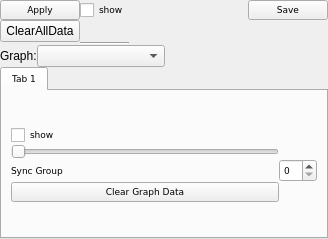
First picture: the form in trace_server/settingsgantt.ui, repository mojmir-svoboda/DbgToolkit, before the edit.
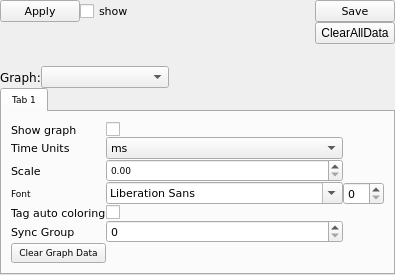
Second picture: the form after the edit.

Commit message: + gantt cfg

```diff
--- a/trace_server/settingsgantt.ui
+++ b/trace_server/settingsgantt.ui
@@ -6,8 +6,8 @@
    <rect>
     <x>0</x>
     <y>0</y>
-    <width>328</width>
-    <height>239</height>
+    <width>357</width>
+    <height>275</height>
    </rect>
   </property>
   <property name="floating">
@@ -30,79 +30,6 @@
     <property name="spacing">
      <number>0</number>
     </property>
-    <item row="0" column="1">
-     <layout class="QGridLayout" name="gL">
-      <item row="0" column="1">
-       <widget class="QCheckBox" name="viewShowCheckBox">
-        <property name="font">
-         <font>
-          <family>Verdana</family>
-          <pointsize>7</pointsize>
-         </font>
-        </property>
-        <property name="text">
-         <string>show</string>
-        </property>
-       </widget>
-      </item>
-      <item row="0" column="0">
-       <widget class="QPushButton" name="applyButton">
-        <property name="font">
-         <font>
-          <family>Verdana</family>
-          <pointsize>7</pointsize>
-         </font>
-        </property>
-        <property name="text">
-         <string>Apply</string>
-        </property>
-       </widget>
-      </item>
-      <item row="0" column="3">
-       <widget class="QPushButton" name="saveButton">
-        <property name="font">
-         <font>
-          <family>Verdana</family>
-          <pointsize>7</pointsize>
-         </font>
-        </property>
-        <property name="toolTip">
-         <string>&lt;html&gt;&lt;head/&gt;&lt;body&gt;&lt;p&gt;Saves ONLY settings of THIS gantt. Does not save widget screen position, this information is stored in Preset.&lt;/p&gt;&lt;/body&gt;&lt;/html&gt;</string>
-        </property>
-        <property name="text">
-         <string>Save</string>
-        </property>
-       </widget>
-      </item>
-      <item row="0" column="2">
-       <spacer name="hS">
-        <property name="orientation">
-         <enum>Qt::Horizontal</enum>
-        </property>
-        <property name="sizeHint" stdset="0">
-         <size>
-          <width>40</width>
-          <height>20</height>
-         </size>
-        </property>
-       </spacer>
-      </item>
-      <item row="2" column="1">
-       <widget class="Line" name="line">
-        <property name="orientation">
-         <enum>Qt::Horizontal</enum>
-        </property>
-       </widget>
-      </item>
-      <item row="1" column="0">
-       <widget class="QPushButton" name="clearAllButton">
-        <property name="text">
-         <string>ClearAllData</string>
-        </property>
-       </widget>
-      </item>
-     </layout>
-    </item>
     <item row="4" column="1">
      <widget class="QTabWidget" name="tabWidget">
       <property name="font">
@@ -124,22 +51,29 @@
           <property name="spacing">
            <number>0</number>
           </property>
-          <item row="5" column="1">
-           <widget class="QSpinBox" name="syncGroupCheckBox">
+          <item row="11" column="0">
+           <widget class="QPushButton" name="clearGanttViewDataButton">
+            <property name="text">
+             <string>Clear Graph Data</string>
+            </property>
+           </widget>
+          </item>
+          <item row="10" column="1">
+           <widget class="QSpinBox" name="syncGroupSpinBox">
             <property name="font">
              <font>
               <family>Verdana</family>
-              <pointsize>7</pointsize>
+              <pointsize>8</pointsize>
              </font>
             </property>
            </widget>
           </item>
-          <item row="5" column="0">
+          <item row="10" column="0">
            <widget class="QLabel" name="label_2">
             <property name="font">
              <font>
               <family>Verdana</family>
-              <pointsize>7</pointsize>
+              <pointsize>8</pointsize>
              </font>
             </property>
             <property name="text">
@@ -147,24 +81,127 @@
             </property>
            </widget>
           </item>
+          <item row="5" column="0">
+           <widget class="QLabel" name="label_4">
+            <property name="font">
+             <font>
+              <pointsize>8</pointsize>
+             </font>
+            </property>
+            <property name="text">
+             <string>Tag auto coloring</string>
+            </property>
+           </widget>
+          </item>
+          <item row="5" column="1">
+           <widget class="QCheckBox" name="autoColorCheckBox">
+            <property name="text">
+             <string/>
+            </property>
+           </widget>
+          </item>
+          <item row="2" column="0">
+           <widget class="QLabel" name="label_3">
+            <property name="font">
+             <font>
+              <family>Verdana</family>
+              <pointsize>8</pointsize>
+             </font>
+            </property>
+            <property name="text">
+             <string>Scale</string>
+            </property>
+           </widget>
+          </item>
+          <item row="1" column="1">
+           <widget class="QComboBox" name="timeUnitsComboBox">
+            <property name="font">
+             <font>
+              <pointsize>8</pointsize>
+             </font>
+            </property>
+            <property name="currentIndex">
+             <number>1</number>
+            </property>
+            <item>
+             <property name="text">
+              <string>us</string>
+             </property>
+            </item>
+            <item>
+             <property name="text">
+              <string>ms</string>
+             </property>
+            </item>
+            <item>
+             <property name="text">
+              <string>s</string>
+             </property>
+            </item>
+            <item>
+             <property name="text">
+              <string>min</string>
+             </property>
+            </item>
+           </widget>
+          </item>
+          <item row="3" column="0">
+           <widget class="QLabel" name="label_6">
+            <property name="text">
+             <string>Font</string>
+            </property>
+           </widget>
+          </item>
           <item row="1" column="0">
-           <widget class="QSlider" name="scaleSlider">
-            <property name="orientation">
-             <enum>Qt::Horizontal</enum>
+           <widget class="QLabel" name="label">
+            <property name="font">
+             <font>
+              <family>Verdana</family>
+              <pointsize>8</pointsize>
+             </font>
             </property>
-           </widget>
-          </item>
-          <item row="6" column="0">
-           <widget class="QPushButton" name="clearGanttViewDataButton">
             <property name="text">
-             <string>Clear Graph Data</string>
+             <string>Time Units</string>
+            </property>
+           </widget>
+          </item>
+          <item row="3" column="1">
+           <widget class="QFontComboBox" name="fontComboBox">
+            <property name="font">
+             <font>
+              <pointsize>8</pointsize>
+             </font>
+            </property>
+           </widget>
+          </item>
+          <item row="2" column="1">
+           <widget class="QDoubleSpinBox" name="scaleDoubleSpinBox"/>
+          </item>
+          <item row="3" column="2">
+           <widget class="QSpinBox" name="fontSizeSpinBox">
+            <property name="font">
+             <font>
+              <pointsize>8</pointsize>
+             </font>
             </property>
            </widget>
           </item>
           <item row="0" column="0">
+           <widget class="QLabel" name="label_5">
+            <property name="font">
+             <font>
+              <pointsize>8</pointsize>
+             </font>
+            </property>
+            <property name="text">
+             <string>Show graph</string>
+            </property>
+           </widget>
+          </item>
+          <item row="0" column="1">
            <widget class="QCheckBox" name="showGanttViewCheckBox">
             <property name="text">
-             <string>show</string>
+             <string/>
             </property>
            </widget>
           </item>
@@ -181,6 +218,11 @@
       </property>
       <item>
        <widget class="QLabel" name="l0">
+        <property name="font">
+         <font>
+          <family>Verdana</family>
+         </font>
+        </property>
         <property name="text">
          <string>Graph:</string>
         </property>
@@ -211,6 +253,85 @@
       </item>
      </layout>
     </item>
+    <item row="0" column="1">
+     <layout class="QGridLayout" name="gL">
+      <item row="0" column="1">
+       <widget class="QCheckBox" name="globalShowCheckBox">
+        <property name="font">
+         <font>
+          <family>Verdana</family>
+          <pointsize>8</pointsize>
+         </font>
+        </property>
+        <property name="text">
+         <string>show</string>
+        </property>
+       </widget>
+      </item>
+      <item row="0" column="0">
+       <widget class="QPushButton" name="applyButton">
+        <property name="font">
+         <font>
+          <family>Verdana</family>
+          <pointsize>8</pointsize>
+         </font>
+        </property>
+        <property name="text">
+         <string>Apply</string>
+        </property>
+       </widget>
+      </item>
+      <item row="0" column="3">
+       <widget class="QPushButton" name="saveButton">
+        <property name="font">
+         <font>
+          <family>Verdana</family>
+          <pointsize>8</pointsize>
+         </font>
+        </property>
+        <property name="toolTip">
+         <string>&lt;html&gt;&lt;head/&gt;&lt;body&gt;&lt;p&gt;Saves ONLY settings of THIS gantt. Does not save widget screen position, this information is stored in Preset.&lt;/p&gt;&lt;/body&gt;&lt;/html&gt;</string>
+        </property>
+        <property name="text">
+         <string>Save</string>
+        </property>
+       </widget>
+      </item>
+      <item row="0" column="2">
+       <spacer name="hS">
+        <property name="orientation">
+         <enum>Qt::Horizontal</enum>
+        </property>
+        <property name="sizeHint" stdset="0">
+         <size>
+          <width>40</width>
+          <height>20</height>
+         </size>
+        </property>
+       </spacer>
+      </item>
+      <item row="7" column="0">
+       <spacer name="vS_0">
+        <property name="orientation">
+         <enum>Qt::Vertical</enum>
+        </property>
+        <property name="sizeHint" stdset="0">
+         <size>
+          <width>20</width>
+          <height>40</height>
+         </size>
+        </property>
+       </spacer>
+      </item>
+      <item row="1" column="3">
+       <widget class="QPushButton" name="clearAllButton">
+        <property name="text">
+         <string>ClearAllData</string>
+        </property>
+       </widget>
+      </item>
+     </layout>
+    </item>
    </layout>
   </widget>
  </widget>
```
The commit also changes 9 other files.
